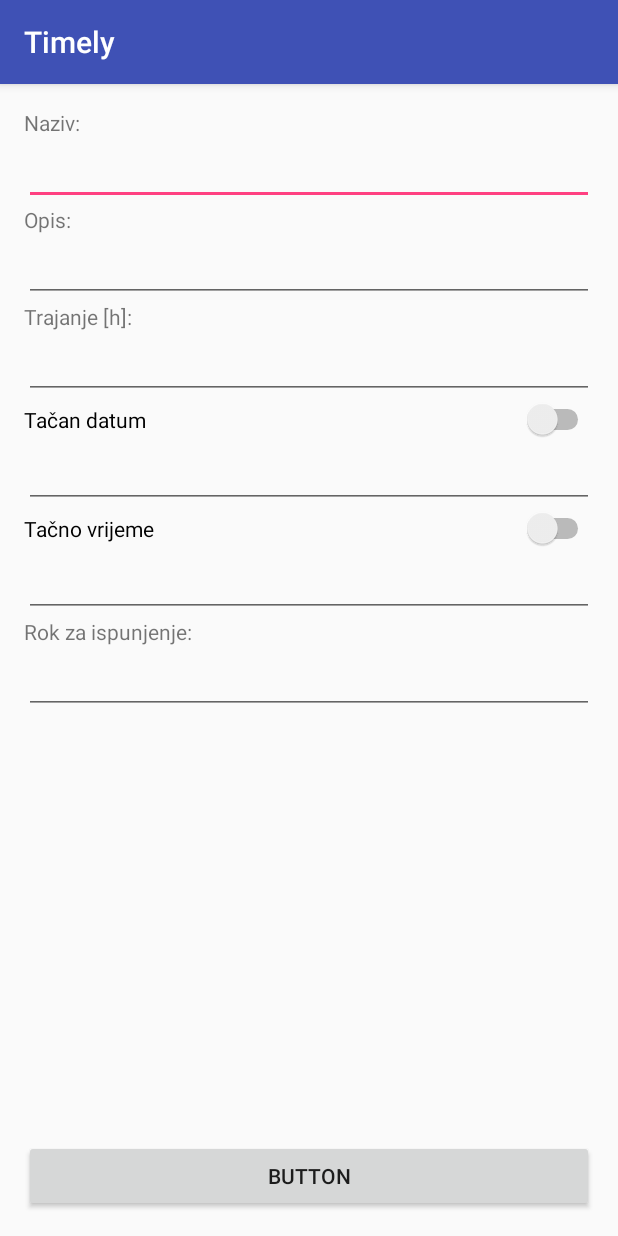
After one commit to ajokic1/timely, an Android app: the Unos screen opened directly, with no data from a screen before it, on a phone screen of 412 x 824 dp. The commit adds this screen. Run offline under Robolectric (Android 15) with nearby library versions, the phone set to English and light mode, and no system bars.

Commit message:
Dodao UnosActivity

```diff
--- a/app/src/main/AndroidManifest.xml
+++ b/app/src/main/AndroidManifest.xml
@@ -18,6 +18,7 @@
                 <category android:name="android.intent.category.LAUNCHER" />
             </intent-filter>
         </activity>
+        <activity android:name=".Unos"></activity>
     </application>
 
 </manifest>
--- a/app/src/main/java/com/example/andrej/timely/MainActivity.java
+++ b/app/src/main/java/com/example/andrej/timely/MainActivity.java
@@ -63,6 +63,7 @@ public class MainActivity extends AppCompatActivity {
         //PieDataSet preferences
         pieDataSet.setColors(new int []{getResources().getColor(R.color.colorPrimary),
                 getResources().getColor(R.color.colorAccent)});
+        pieChart.setHoleColor(getResources().getColor(R.color.siva));
         pieChart.setDrawCenterText(false);
         pieDataSet.setDrawValues(false);
         pieChart.setDescription(null);
--- /dev/null
+++ b/app/src/main/java/com/example/andrej/timely/Unos.java
@@ -0,0 +1,13 @@
+package com.example.andrej.timely;
+
+import android.support.v7.app.AppCompatActivity;
+import android.os.Bundle;
+
+public class Unos extends AppCompatActivity {
+
+    @Override
+    protected void onCreate(Bundle savedInstanceState) {
+        super.onCreate(savedInstanceState);
+        setContentView(R.layout.activity_unos);
+    }
+}
--- /dev/null
+++ b/app/src/main/res/layout/activity_unos.xml
@@ -0,0 +1,113 @@
+<?xml version="1.0" encoding="utf-8"?>
+<RelativeLayout xmlns:android="http://schemas.android.com/apk/res/android"
+    xmlns:tools="http://schemas.android.com/tools"
+    android:id="@+id/activity_unos"
+    android:layout_width="match_parent"
+    android:layout_height="match_parent"
+    android:paddingBottom="@dimen/activity_vertical_margin"
+    android:paddingLeft="@dimen/activity_horizontal_margin"
+    android:paddingRight="@dimen/activity_horizontal_margin"
+    android:paddingTop="@dimen/activity_vertical_margin"
+    tools:context="com.example.andrej.timely.Unos">
+
+    <LinearLayout
+        android:orientation="vertical"
+        android:layout_width="match_parent"
+        android:layout_height="match_parent"
+        android:layout_alignParentTop="true"
+        android:layout_alignParentLeft="true"
+        android:layout_alignParentStart="true"
+        android:id="@+id/unosLinLayout"
+        android:layout_above="@+id/button">
+
+        <TextView
+            android:text="Naziv:"
+            android:layout_width="match_parent"
+            android:layout_height="wrap_content"
+            android:id="@+id/textView4" />
+
+        <EditText
+            android:layout_width="match_parent"
+            android:layout_height="wrap_content"
+            android:inputType="textPersonName"
+            android:ems="10"
+            android:id="@+id/unosNaziv"
+            android:contentDescription="Naziv" />
+
+        <TextView
+            android:text="Opis:"
+            android:layout_width="match_parent"
+            android:layout_height="wrap_content"
+            android:id="@+id/textView5" />
+
+        <EditText
+            android:layout_width="match_parent"
+            android:layout_height="wrap_content"
+            android:inputType="textMultiLine"
+            android:ems="10"
+            android:id="@+id/unosOpis" />
+
+        <TextView
+            android:text="Trajanje [h]:"
+            android:layout_width="match_parent"
+            android:layout_height="wrap_content"
+            android:id="@+id/textView6" />
+
+        <EditText
+            android:layout_width="match_parent"
+            android:layout_height="wrap_content"
+            android:inputType="number"
+            android:ems="10"
+            android:id="@+id/unosTrajanje" />
+
+        <Switch
+            android:text="Tačan datum"
+            android:layout_width="match_parent"
+            android:layout_height="wrap_content"
+            android:id="@+id/unosDatumSwitch" />
+
+        <EditText
+            android:layout_width="match_parent"
+            android:layout_height="wrap_content"
+            android:inputType="date"
+            android:ems="10"
+            android:id="@+id/unosDatum" />
+
+        <Switch
+            android:text="Tačno vrijeme"
+            android:layout_width="match_parent"
+            android:layout_height="wrap_content"
+            android:id="@+id/unosVrijemeSwitch" />
+
+        <EditText
+            android:layout_width="match_parent"
+            android:layout_height="wrap_content"
+            android:inputType="time"
+            android:ems="10"
+            android:id="@+id/unosVrijeme" />
+
+        <TextView
+            android:text="Rok za ispunjenje:"
+            android:layout_width="match_parent"
+            android:layout_height="wrap_content"
+            android:id="@+id/unosRokCap" />
+
+        <EditText
+            android:layout_width="match_parent"
+            android:layout_height="wrap_content"
+            android:inputType="date"
+            android:ems="10"
+            android:id="@+id/unosRok" />
+
+    </LinearLayout>
+
+    <Button
+        android:text="Button"
+        android:layout_width="wrap_content"
+        android:layout_height="wrap_content"
+        android:layout_centerHorizontal="true"
+        android:id="@+id/button"
+        android:layout_alignParentBottom="true"
+        android:layout_alignParentLeft="true"
+        android:layout_alignParentRight="true" />
+</RelativeLayout>
--- a/app/src/main/res/layout/content_main.xml
+++ b/app/src/main/res/layout/content_main.xml
@@ -17,7 +17,10 @@
     <LinearLayout
         android:orientation="vertical"
         android:layout_width="match_parent"
-        android:layout_height="match_parent">
+        android:layout_height="match_parent"
+        android:layout_alignParentTop="true"
+        android:layout_alignParentLeft="true"
+        android:layout_alignParentStart="true">
 
         <LinearLayout
             android:orientation="horizontal"
```
